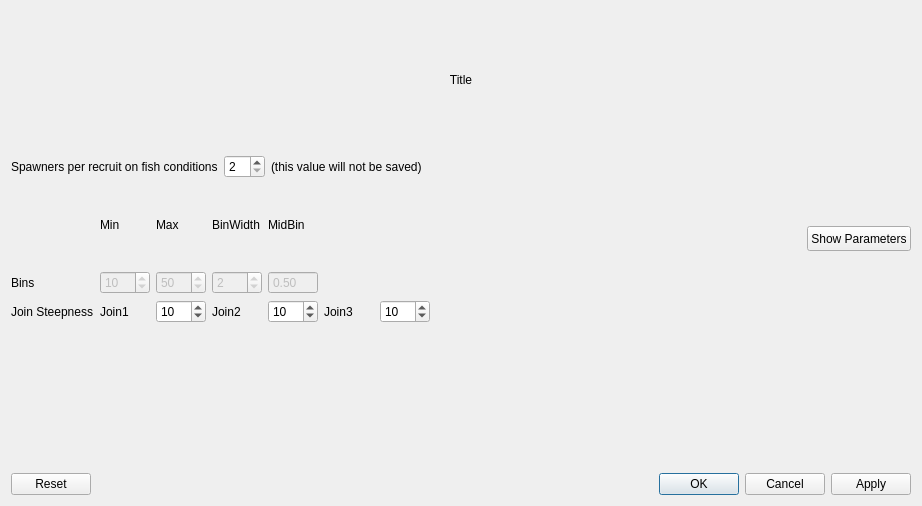
First picture: the form in src/dialogequationview.ui, repository nmfs-ost/ss3-ssi, before the edit.
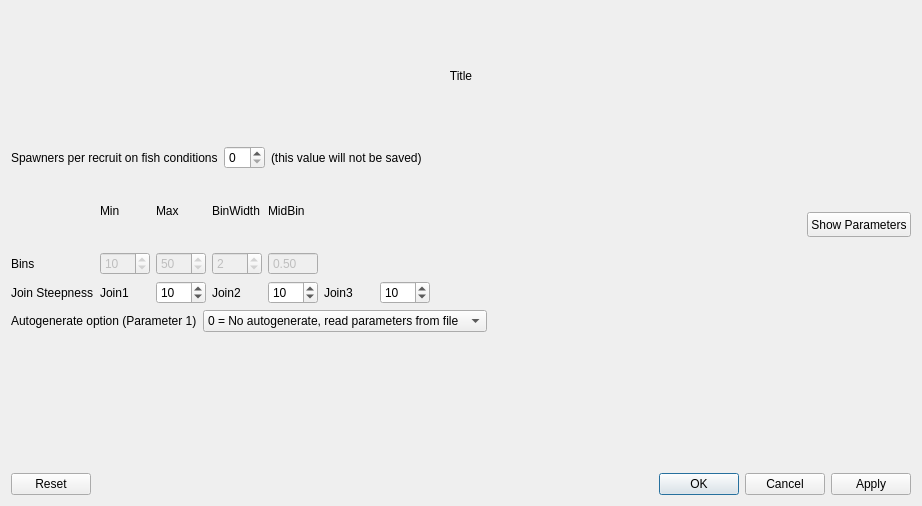
Second picture: the form after the edit.

Patch:
```diff
--- a/src/dialogequationview.ui
+++ b/src/dialogequationview.ui
@@ -39,10 +39,10 @@
      <item row="0" column="1">
       <widget class="QSpinBox" name="spinBox_int1">
        <property name="minimum">
-        <number>2</number>
+        <number>0</number>
        </property>
        <property name="maximum">
-        <number>10</number>
+        <number>12</number>
        </property>
       </widget>
      </item>
@@ -280,6 +280,64 @@
      </item>
     </layout>
    </item>
+   <item>
+    <layout class="QHBoxLayout" name="horizontalLayout_autogen">
+     <item>
+      <widget class="QLabel" name="label_autogen_info">
+       <property name="text">
+        <string>Autogenerate option (Parameter 1)</string>
+       </property>
+      </widget>
+     </item>
+     <item>
+      <widget class="QComboBox" name="comboBox_autogen">
+       <item>
+        <property name="text">
+         <string>0 = No autogenerate, read parameters from file</string>
+        </property>
+       </item>
+       <item>
+        <property name="text">
+         <string>1 = Autogenerate node locations</string>
+        </property>
+       </item>
+       <item>
+        <property name="text">
+         <string>2 = Autogenerate all parameters</string>
+        </property>
+       </item>
+       <item>
+        <property name="text">
+         <string>10 = same as 0 with selex=0 before first node</string>
+        </property>
+       </item>
+       <item>
+        <property name="text">
+         <string>11 = same as 1 with selex=0 before first node</string>
+        </property>
+       </item>
+       <item>
+        <property name="text">
+         <string>12 = same as 2 with selex=0 before first node</string>
+        </property>
+       </item>
+      </widget>
+     </item>
+     <item>
+      <spacer name="horizontalSpacer_autogen">
+       <property name="orientation">
+        <enum>Qt::Horizontal</enum>
+       </property>
+       <property name="sizeHint" stdset="0">
+        <size>
+         <width>40</width>
+         <height>20</height>
+        </size>
+       </property>
+      </spacer>
+     </item>
+    </layout>
+   </item>
    <item>
     <widget class="QLabel" name="label_msg">
      <property name="text">
```
